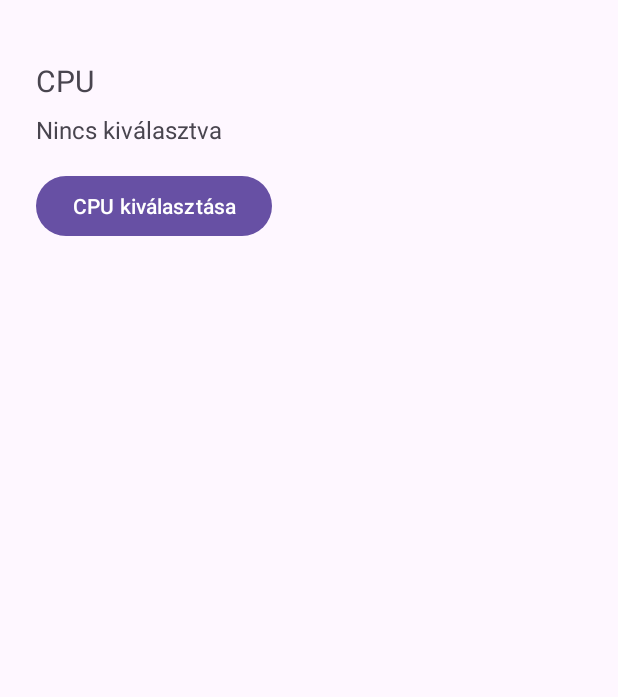
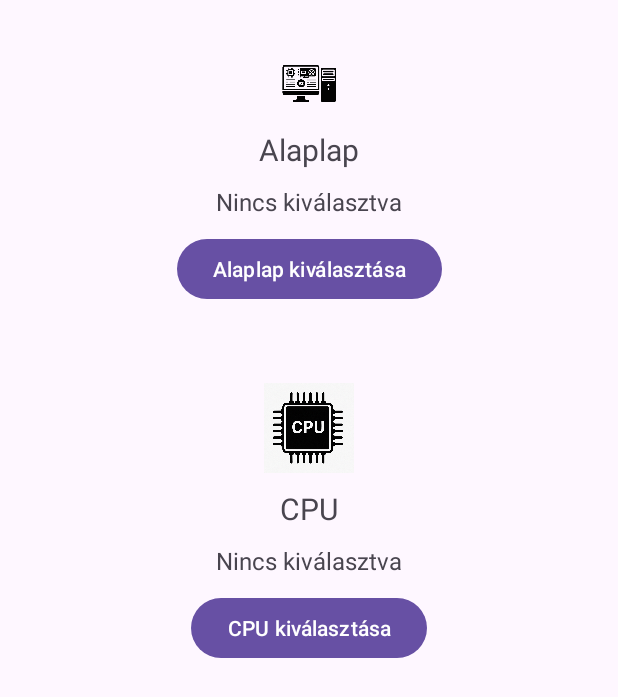
Before and after one commit to Oti2999/MobilAndroid, an Android app: the SetupActivity screen opened directly, with no data from a screen before it, on a phone screen of 412 x 824 dp. Shown: the top 697 px of the screen. Run offline under Robolectric (Android 15) with nearby library versions, the phone set to English and light mode, and no system bars.

Commit message:
Setupactivity-n alaplap rész hozzáadása, socket alapján szűrés cpu-ra.

```diff
--- a/app/src/main/java/com/example/hf/activites/SetupActivity.java
+++ b/app/src/main/java/com/example/hf/activites/SetupActivity.java
@@ -18,12 +18,25 @@ import com.example.hf.R;
 public class SetupActivity extends AppCompatActivity {
 
     private TextView selectedCpuText;
+    private TextView selectedMotherboardText;
+    private String selectedMotherboardSocket = null;
 
     private final ActivityResultLauncher<Intent> cpuResultLauncher =
             registerForActivityResult(new ActivityResultContracts.StartActivityForResult(), result -> {
                 if (result.getResultCode() == RESULT_OK && result.getData() != null) {
                     String cpuName = result.getData().getStringExtra("cpuName");
                     selectedCpuText.setText(cpuName != null ? cpuName : "Nincs kiválasztva");
+                }
+            });
+
+    private final ActivityResultLauncher<Intent> motherboardResultLauncher =
+            registerForActivityResult(new ActivityResultContracts.StartActivityForResult(), result -> {
+                if (result.getResultCode() == RESULT_OK && result.getData() != null) {
+                    String motherboardName = result.getData().getStringExtra("motherboardName");
+                    selectedMotherboardText.setText(motherboardName);
+                    selectedMotherboardSocket = result.getData().getStringExtra("motherboardSocket");
+                    selectedMotherboardText.setTag(selectedMotherboardSocket);
+                    //selectedMotherboardText.setText(motherboardName != null ? motherboardName : "Nincs kiválasztva");
                 }
             });
 
@@ -40,11 +53,22 @@ public class SetupActivity extends AppCompatActivity {
         });
 
         selectedCpuText = findViewById(R.id.selectedCpuText);
+        selectedMotherboardText = findViewById(R.id.selectedMotherboardText);
         Button selectCpuButton = findViewById(R.id.selectCpuButton);
+        Button selectMotherboardButton = findViewById(R.id.selectMotherboardButton);
 
         selectCpuButton.setOnClickListener(v -> {
             Intent intent = new Intent(SetupActivity.this, CpuParts.class);
+            String selectedMotherboardSocket = selectedMotherboardText.getTag() != null
+                    ? selectedMotherboardText.getTag().toString()
+                    : null;
+            intent.putExtra("socketFilter", selectedMotherboardSocket);
             cpuResultLauncher.launch(intent);
+        });
+
+        selectMotherboardButton.setOnClickListener(v -> {
+            Intent intent = new Intent(SetupActivity.this, MotherboardParts.class);
+            motherboardResultLauncher.launch(intent);
         });
     }
 }
--- a/app/src/main/res/layout/activity_setup.xml
+++ b/app/src/main/res/layout/activity_setup.xml
@@ -1,5 +1,6 @@
 <?xml version="1.0" encoding="utf-8"?>
-<androidx.constraintlayout.widget.ConstraintLayout xmlns:android="http://schemas.android.com/apk/res/android"
+<androidx.constraintlayout.widget.ConstraintLayout
+    xmlns:android="http://schemas.android.com/apk/res/android"
     xmlns:app="http://schemas.android.com/apk/res-auto"
     xmlns:tools="http://schemas.android.com/tools"
     android:id="@+id/main"
@@ -7,34 +8,97 @@
     android:layout_height="match_parent"
     tools:context=".activites.SetupActivity">
 
+    <!-- Alaplap szekció -->
+    <LinearLayout
+        android:id="@+id/motherboardContainer"
+        android:layout_width="350dp"
+        android:layout_height="wrap_content"
+        android:orientation="vertical"
+        android:padding="16dp"
+        android:gravity="center"
+        android:layout_marginTop="10dp"
+        app:layout_constraintTop_toTopOf="parent"
+        app:layout_constraintStart_toStartOf="parent"
+        app:layout_constraintEnd_toEndOf="parent">
+
+        <!-- Alaplap képe -->
+        <ImageView
+            android:id="@+id/motherboardImage"
+            android:layout_width="40dp"
+            android:layout_height="40dp"
+            android:layout_marginTop="10dp"
+            android:src="@drawable/logo"
+            android:contentDescription="Alaplap" />
+
+        <!-- Alaplap felirat -->
+        <TextView
+            android:id="@+id/motherboardLabel"
+            android:layout_width="wrap_content"
+            android:layout_height="wrap_content"
+            android:layout_marginTop="10dp"
+            android:text="Alaplap"
+            android:textSize="20sp" />
+
+        <!-- Kiválasztott alaplap neve -->
+        <TextView
+            android:id="@+id/selectedMotherboardText"
+            android:layout_width="wrap_content"
+            android:layout_height="wrap_content"
+            android:layout_marginTop="10dp"
+            android:text="Nincs kiválasztva"
+            android:textSize="16sp" />
+
+        <!-- Alaplap kiválasztása gomb -->
+        <Button
+            android:id="@+id/selectMotherboardButton"
+            android:layout_width="wrap_content"
+            android:layout_height="wrap_content"
+            android:layout_marginTop="10dp"
+            android:text="Alaplap kiválasztása" />
+    </LinearLayout>
+
+    <!-- CPU szekció, mely mostantól a motherboardContainer alá van kötve -->
+    <LinearLayout
+        android:id="@+id/groupContainer"
+        android:layout_width="350dp"
+        android:layout_height="wrap_content"
+        android:layout_marginTop="10dp"
+        android:gravity="center"
+        android:orientation="vertical"
+        android:padding="16dp"
+        app:layout_constraintTop_toBottomOf="@id/motherboardContainer"
+        app:layout_constraintStart_toStartOf="parent"
+        app:layout_constraintEnd_toEndOf="parent">
+
+        <ImageView
+            android:layout_width="60dp"
+            android:layout_height="60dp"
+            android:layout_marginTop="10dp"
+            android:contentDescription="Logo"
+            android:src="@drawable/cpulogo" />
+
         <TextView
             android:id="@+id/cpuLabel"
             android:layout_width="wrap_content"
             android:layout_height="wrap_content"
+            android:layout_marginTop="10dp"
             android:text="CPU"
-        android:textSize="20sp"
-        app:layout_constraintTop_toTopOf="parent"
-        app:layout_constraintStart_toStartOf="parent"
-        android:layout_marginTop="40dp"
-        android:layout_marginStart="24dp" />
+            android:textSize="20sp" />
+
         <TextView
             android:id="@+id/selectedCpuText"
             android:layout_width="wrap_content"
             android:layout_height="wrap_content"
+            android:layout_marginTop="10dp"
             android:text="Nincs kiválasztva"
-        android:textSize="16sp"
-        app:layout_constraintTop_toBottomOf="@+id/cpuLabel"
-        app:layout_constraintStart_toStartOf="parent"
-        android:layout_marginTop="8dp"
-        android:layout_marginStart="24dp" />
+            android:textSize="16sp" />
+
         <Button
             android:id="@+id/selectCpuButton"
             android:layout_width="wrap_content"
             android:layout_height="wrap_content"
-        android:text="CPU kiválasztása"
-        app:layout_constraintTop_toBottomOf="@+id/selectedCpuText"
-        app:layout_constraintStart_toStartOf="parent"
-        android:layout_marginTop="16dp"
-        android:layout_marginStart="24dp" />
+            android:layout_marginTop="10dp"
+            android:text="CPU kiválasztása" />
 
+    </LinearLayout>
 </androidx.constraintlayout.widget.ConstraintLayout>
```
Also changed, not shown: app/src/main/java/com/example/hf/activites/CpuParts.java (+9 -3 lines), app/src/main/java/com/example/hf/activites/MotherboardParts.java (+53 -0 lines), app/src/main/java/com/example/hf/adapters/CpuAdapter.java (+22 -6 lines), app/src/main/java/com/example/hf/adapters/MotherboardAdapter.java (added, +64 -0 lines), app/src/main/java/com/example/hf/models/CpuPart.java (+3 -5 lines), app/src/main/java/com/example/hf/models/MotherboardPart.java (added, +17 -0 lines), app/src/main/res/layout/activity_motherboard_parts.xml (+11 -5 lines), app/src/main/res/layout/cpu_part_item.xml (added, +33 -0 lines), app/src/main/res/layout/motherboard_part_item.xml (added, +23 -0 lines), app/src/main/res/drawable/cpulogo.png (added). Lines whose indentation alone changed are shown as unchanged.
